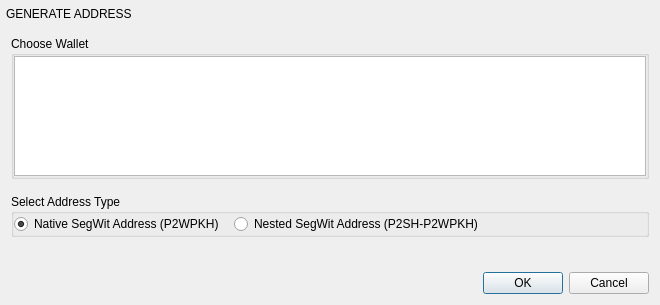
This is BlockSettleUILib/SelectWalletDialog.ui in BlockSettle/terminal as Qt 5 draws it before an edit. The edited form follows.
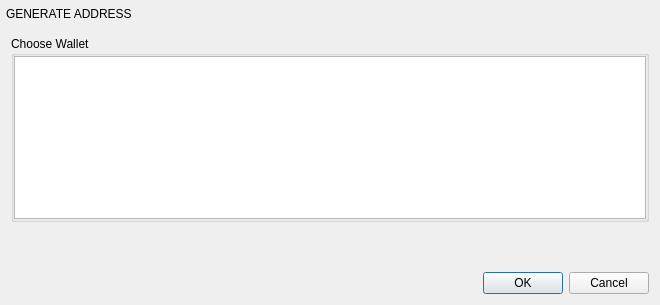
This is the edited form. Custom widgets are drawn as their Qt base class.

Commit message: BST-2129: use only one address type in each XBT leaf

```diff
--- a/BlockSettleUILib/SelectWalletDialog.ui
+++ b/BlockSettleUILib/SelectWalletDialog.ui
@@ -10,7 +10,7 @@
     <x>0</x>
     <y>0</y>
     <width>660</width>
-    <height>302</height>
+    <height>305</height>
    </rect>
   </property>
   <property name="sizePolicy">
@@ -232,75 +232,6 @@
             <property name="bottomMargin">
              <number>0</number>
             </property>
-            <item>
-             <widget class="QGroupBox" name="groupBoxAddrType">
-              <property name="maximumSize">
-               <size>
-                <width>16777215</width>
-                <height>16777215</height>
-               </size>
-              </property>
-              <property name="title">
-               <string>Select Address Type</string>
-              </property>
-              <layout class="QHBoxLayout" name="horizontalLayout_2">
-               <property name="spacing">
-                <number>10</number>
-               </property>
-               <property name="leftMargin">
-                <number>0</number>
-               </property>
-               <property name="topMargin">
-                <number>0</number>
-               </property>
-               <property name="rightMargin">
-                <number>0</number>
-               </property>
-               <property name="bottomMargin">
-                <number>0</number>
-               </property>
-               <item>
-                <widget class="QRadioButton" name="radioButtonAddrNativeSegWit">
-                 <property name="text">
-                  <string>Native SegWit Address (P2WPKH)</string>
-                 </property>
-                 <property name="checked">
-                  <bool>true</bool>
-                 </property>
-                </widget>
-               </item>
-               <item>
-                <widget class="QRadioButton" name="radioButtonAddrNestedSegWit">
-                 <property name="sizePolicy">
-                  <sizepolicy hsizetype="Minimum" vsizetype="Fixed">
-                   <horstretch>0</horstretch>
-                   <verstretch>0</verstretch>
-                  </sizepolicy>
-                 </property>
-                 <property name="text">
-                  <string>Nested SegWit Address (P2SH-P2WPKH)</string>
-                 </property>
-                 <property name="checked">
-                  <bool>false</bool>
-                 </property>
-                </widget>
-               </item>
-               <item>
-                <spacer name="horizontalSpacer">
-                 <property name="orientation">
-                  <enum>Qt::Horizontal</enum>
-                 </property>
-                 <property name="sizeHint" stdset="0">
-                  <size>
-                   <width>40</width>
-                   <height>20</height>
-                  </size>
-                 </property>
-                </spacer>
-               </item>
-              </layout>
-             </widget>
-            </item>
            </layout>
           </widget>
          </item>
```
The commit also changes 55 other files.
